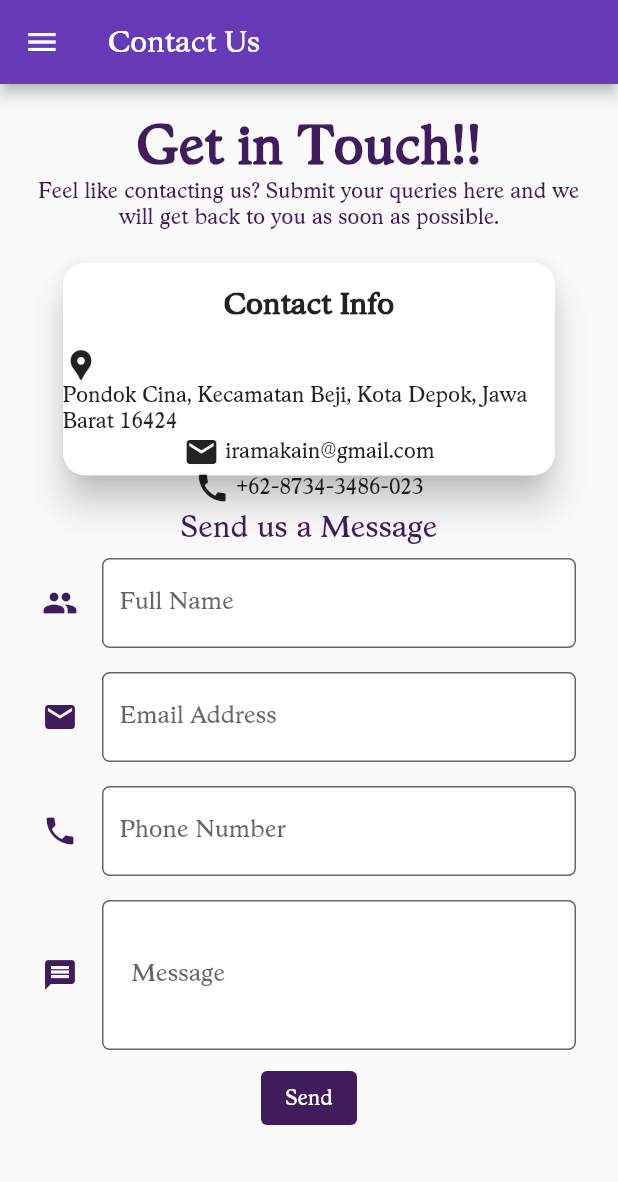
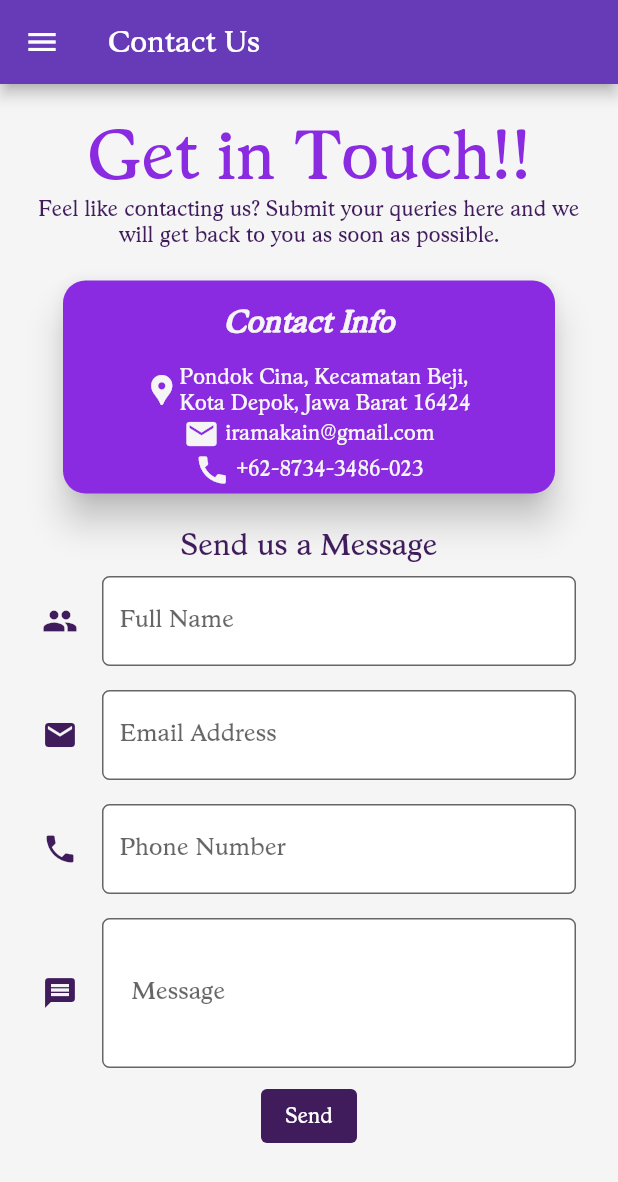
Before and after one commit to E04-PBP/e04-tugas-akhir, a Flutter app: the MyPartnershipPage screen opened by its route, on a phone screen of 412 x 824 dp. Shown: the top 1182 px of the screen. Run offline on Flutter 3.47's test engine with Material 2 defaults, Android fonts, the phone set to English and light mode, and no system bars; missing offline and left inert: dart:html, pbp_django_auth.

Commit message:
Update page partnership

```diff
--- a/lib/Partnership/page/partnership.dart
+++ b/lib/Partnership/page/partnership.dart
@@ -25,7 +25,7 @@ class _MyPartnershipPageState extends State<MyPartnershipPage> {
                 title: Text('Contact Us'),
               ),
           drawer: const IramaKainDrawer(),
-          // backgroundColor: const Color.fromRGBO(170, 195, 138, 1),
+          backgroundColor: const Color.fromRGBO(245,245,245,1),
             // appBar: buildAppBar("/partnership"),
             body: Form(
                 key: _formKey,
@@ -35,21 +35,21 @@ class _MyPartnershipPageState extends State<MyPartnershipPage> {
                     child: Column(
                         mainAxisAlignment: MainAxisAlignment.center,
                         children: <Widget>[
-
-                          Text('Get in Touch!!', style: TextStyle(fontSize: 35, fontWeight: FontWeight.bold, color: Color.fromRGBO(64, 28, 92, 1))),
+                          Text('Get in Touch!!', style: TextStyle(fontSize: 45, color: Color.fromRGBO(138,43,226,1), fontFamily: "Stratford",)),
                           Text("Feel like contacting us? Submit your queries here and we will get back to you as soon as possible.",
                           textAlign: TextAlign.center, style: TextStyle(color: Color.fromRGBO(64, 28, 92, 1))),
 
                           Padding(
                             padding: const EdgeInsets.all(8.0),
                               child: Container(
+                                width: 600,
                                 height: 170,
                                 padding: new EdgeInsets.all(10),
                                 child: Card(
                                   shape: RoundedRectangleBorder(
                                     borderRadius: BorderRadius.circular(15.0),
                                   ),
-                                  color: Colors.white,
+                                  color: Color.fromRGBO(138,43,226,1),
                                   elevation: 10,
                                   child: Column(
                                     mainAxisSize: MainAxisSize.min,
@@ -58,29 +58,29 @@ class _MyPartnershipPageState extends State<MyPartnershipPage> {
                                         title:
                                         Center(
                                           child:
-                                            Text('Contact Info', style: TextStyle(fontSize: 20, fontWeight: FontWeight.bold)
+                                            Text('Contact Info', style: TextStyle(fontSize: 20, fontWeight: FontWeight.bold,fontStyle: FontStyle.italic, color: Color.fromRGBO(245,245,245,1))
                                             ),
                                         ),
                                       ),
                                         Wrap(
                                           crossAxisAlignment: WrapCrossAlignment.center,
                                           children: [
-                                            Icon(Icons.location_pin),
-                                            Text('Pondok Cina, Kecamatan Beji, Kota Depok, Jawa Barat 16424'),
+                                            Icon(Icons.location_pin, color: Color.fromRGBO(245,245,245,1)),
+                                            Text('Pondok Cina, Kecamatan Beji, \nKota Depok, Jawa Barat 16424', style: TextStyle(color: Color.fromRGBO(245,245,245,1))),
                                           ],
                                         ),
                                         Wrap(
                                           crossAxisAlignment: WrapCrossAlignment.center,
                                           children: [
-                                            Icon(Icons.mail),
-                                            Text(' iramakain@gmail.com'),
+                                            Icon(Icons.mail, color: Color.fromRGBO(245,245,245,1)),
+                                            Text(' iramakain@gmail.com', style: TextStyle(color: Color.fromRGBO(245,245,245,1))),
                                           ],
                                         ),
                                         Wrap(
                                           crossAxisAlignment: WrapCrossAlignment.center,
                                           children: [
-                                            Icon(Icons.call),
-                                            Text(' +62-8734-3486-023'),
+                                            Icon(Icons.call, color: Color.fromRGBO(245,245,245,1)),
+                                            Text(' +62-8734-3486-023', style: TextStyle(color: Color.fromRGBO(245,245,245,1))),
                                           ],
                                         ),
                                     ],
```
